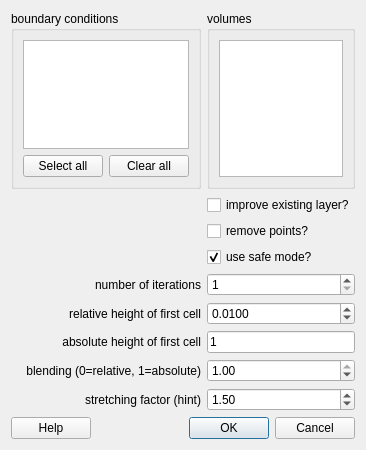
First picture: the form in src/libengrid/guicreateboundarylayer.ui, repository enGits/engrid, before the edit.
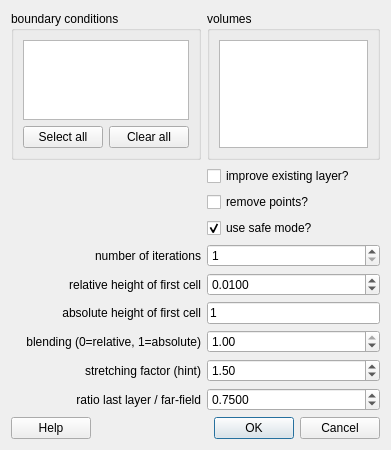
Second picture: the form after the edit. Icons and pictures are not drawn.

Commit message: added configurable ratio between last layer and far-field

What changed in the file:
```diff
--- a/src/libengrid/guicreateboundarylayer.ui
+++ b/src/libengrid/guicreateboundarylayer.ui
@@ -6,7 +6,7 @@
    <rect>
     <x>0</x>
     <y>0</y>
-    <width>348</width>
+    <width>391</width>
     <height>450</height>
    </rect>
   </property>
@@ -85,7 +85,7 @@
      </layout>
     </widget>
    </item>
-   <item row="10" column="0" colspan="2">
+   <item row="11" column="0" colspan="2">
     <layout class="QHBoxLayout">
      <item>
       <widget class="QPushButton" name="pushButtonHelp">
@@ -255,6 +255,35 @@
      </property>
     </widget>
    </item>
+   <item row="9" column="0">
+    <widget class="QLabel" name="label_6">
+     <property name="text">
+      <string>ratio last layer / far-field</string>
+     </property>
+     <property name="alignment">
+      <set>Qt::AlignRight|Qt::AlignTrailing|Qt::AlignVCenter</set>
+     </property>
+    </widget>
+   </item>
+   <item row="9" column="1">
+    <widget class="QDoubleSpinBox" name="doubleSpinBoxFarRatio">
+     <property name="decimals">
+      <number>4</number>
+     </property>
+     <property name="minimum">
+      <double>0.000000000000000</double>
+     </property>
+     <property name="maximum">
+      <double>1.000000000000000</double>
+     </property>
+     <property name="singleStep">
+      <double>0.050000000000000</double>
+     </property>
+     <property name="value">
+      <double>0.750000000000000</double>
+     </property>
+    </widget>
+   </item>
   </layout>
  </widget>
  <resources>
```
Left out of the diff: 15 changed lines with no effect on the pictures. The commit also changes 3 other files.
